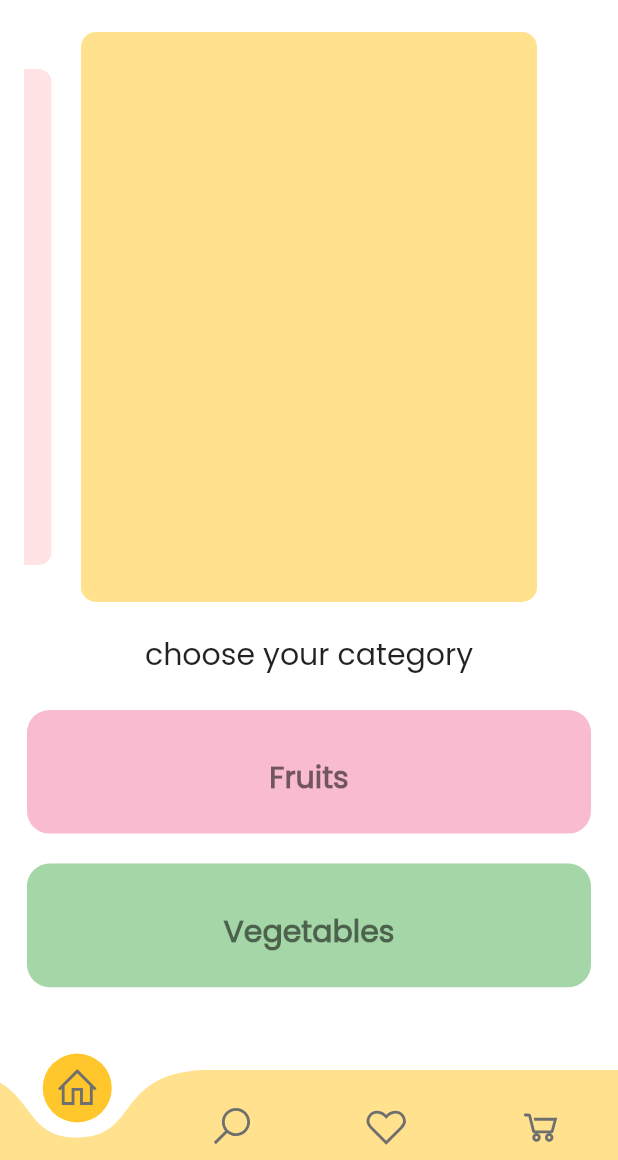
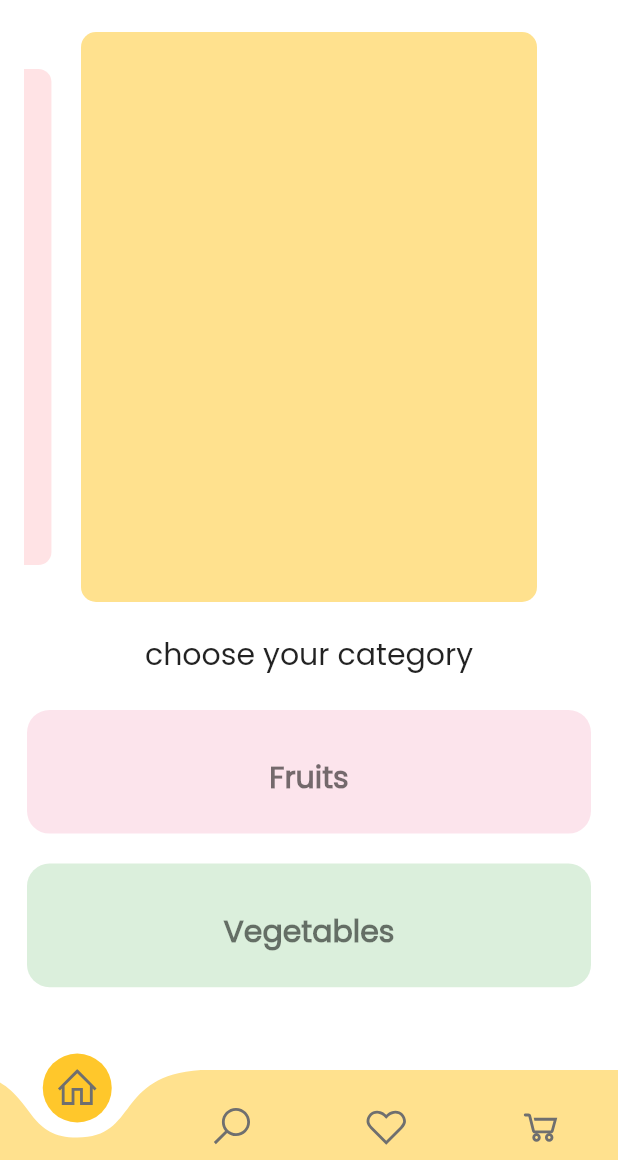
Before and after one commit to dwvicy/fruti, a Flutter app: the screen it shows after launch, on a phone screen of 412 x 824 dp, the part 76-1236 px from its top. Run offline on Flutter 3.47's test engine with Material 2 defaults, Android fonts, the phone set to English and light mode, and no system bars; drawn by our look-alikes of carousel_slider, curved_navigation_bar; our stand-ins replace line_icons.

Commit message:
fix: small color fixes

```diff
--- a/lib/constants/fruitsList.dart
+++ b/lib/constants/fruitsList.dart
@@ -20,7 +20,7 @@ class _FruitsListState extends State<FruitsList> {
                   width: MediaQuery.of(context).size.width * 0.35,
                   child: Text('this.fruit'),
                   decoration: BoxDecoration(
-                      color: Colors.blue[200],
+                      color: Colors.blue[200].withOpacity(0.7),
                       borderRadius: BorderRadius.circular(10)),
                 ),
               );
--- a/lib/constants/vegetablesList.dart
+++ b/lib/constants/vegetablesList.dart
@@ -20,7 +20,7 @@ class _VegetablesListState extends State<VegetablesList> {
                   width: MediaQuery.of(context).size.width * 0.35,
                   child: Text('this.fruit'),
                   decoration: BoxDecoration(
-                      color: Colors.orangeAccent[200],
+                      color: Colors.orangeAccent[200].withOpacity(0.6),
                       borderRadius: BorderRadius.circular(10)),
                 ),
               );
--- a/lib/screens/home_page.dart
+++ b/lib/screens/home_page.dart
@@ -57,7 +57,7 @@ class _HomePageState extends State<HomePage> {
                 height: MediaQuery.of(context).size.height * 0.1,
                 decoration: BoxDecoration(
                     borderRadius: BorderRadius.circular(15),
-                    color: Colors.pink[100]),
+                    color: Colors.pink[100].withOpacity(0.4)),
                 child: ListTile(
                   title: Center(
                     child: Text(
@@ -74,7 +74,7 @@ class _HomePageState extends State<HomePage> {
                 height: MediaQuery.of(context).size.height * 0.1,
                 decoration: BoxDecoration(
                     borderRadius: BorderRadius.circular(15),
-                    color: Colors.green[200]),
+                    color: Colors.green[200].withOpacity(0.4)),
                 child: ListTile(
                   title: Center(
                     child: Text(
```
